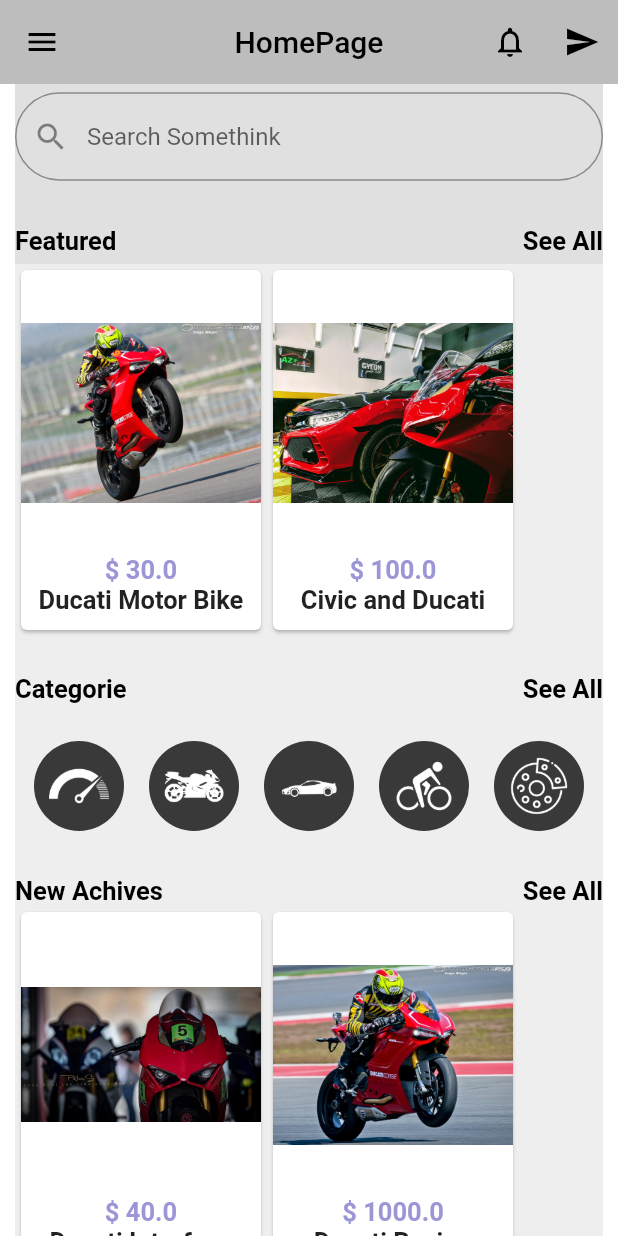
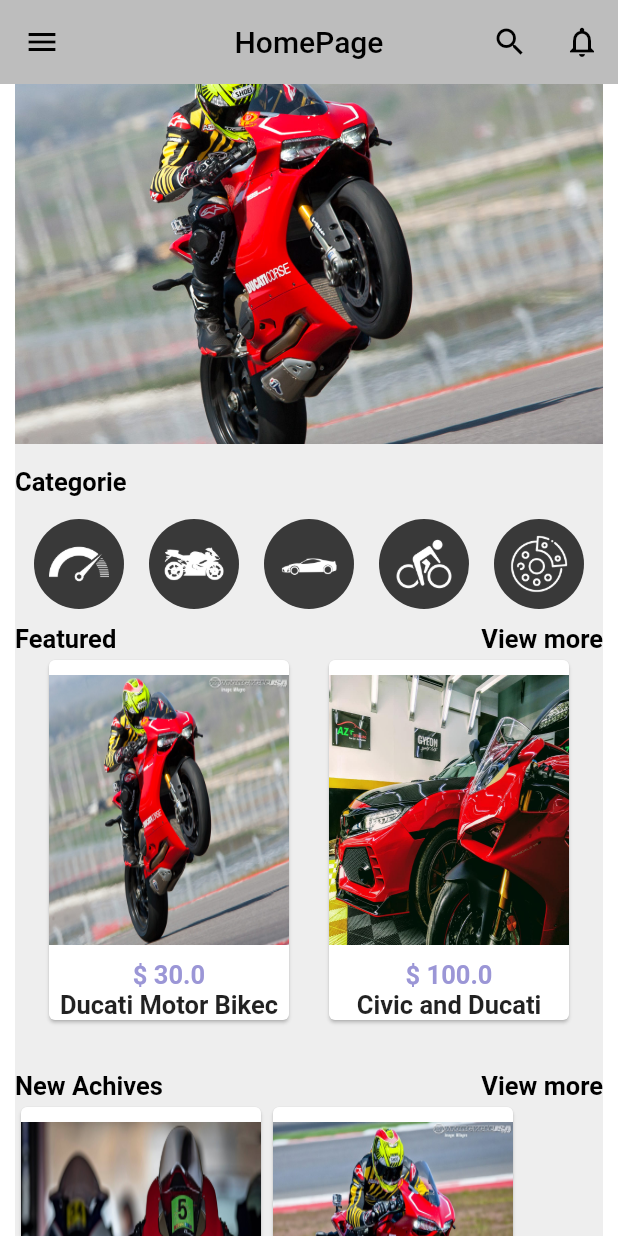
Before and after one commit to TNNam1408/E_Commerce_Flutter, a Flutter app: the screen it shows after launch, on a phone screen of 412 x 824 dp. Run offline on Flutter 3.47's test engine with Material 2 defaults, Android fonts, the phone set to English and light mode, and no system bars; drawn by our look-alikes of carousel_pro; our stand-ins replace firebase_auth; accounts and stored records are empty.

Commit message:
tramcamvc 27/07/2021

```diff
--- a/lib/main.dart
+++ b/lib/main.dart
@@ -1,4 +1,5 @@
 import 'package:e_commerce/screens/homepage.dart';
+import 'package:e_commerce/screens/listproduct.dart';
 import 'package:e_commerce/screens/login.dart';
 import 'package:e_commerce/screens/signup.dart';
 import 'package:flutter/material.dart';
--- a/lib/screens/homepage.dart
+++ b/lib/screens/homepage.dart
@@ -1,33 +1,12 @@
+import 'package:e_commerce/screens/listproduct.dart';
+import 'package:e_commerce/widgets/singleproduct.dart';
 import 'package:flutter/cupertino.dart';
 import 'package:flutter/material.dart';
 import 'package:flutter/services.dart';
+import 'package:carousel_pro/carousel_pro.dart';
 
 class HomePage extends StatelessWidget {
-
-  Widget _buildFeaturedProduct({String name, double price, String image}){
-    return Card(
-      child: Container(
-        height: 240,
-        width: 160,
-        //color: Colors.grey[200],
-        child: Column(
-          children: [
-            Container(
-              height: 190,
-              width: 160,
-              decoration: BoxDecoration(
-                image: DecorationImage(image: AssetImage("images/$image")),
-              ),
-            ),
-            Text("\$ $price",style: TextStyle(fontWeight: FontWeight.bold, fontSize: 17, color: Color(0xff9b96d6)),),
-            Text(name,style: TextStyle(fontSize: 17, fontWeight: FontWeight.bold,),)
-          ],
-        ),
-      ),
-    );
-  }
-
-  Widget _buildCategoryProduct({String image, int color}){
+  Widget _buildCategoryProduct({String image, int color}) {
     return CircleAvatar(
       maxRadius: 34,
       backgroundColor: Color(color),
@@ -42,7 +21,8 @@ class HomePage extends StatelessWidget {
     );
   }
 
-  Widget _buildButhFeaOrNewProduct(){
+////////////
+  Widget _buildButhFeaOrNewProduct() {
     return Column(
       children: [
         Container(
@@ -53,8 +33,18 @@ class HomePage extends StatelessWidget {
               Row(
                 mainAxisAlignment: MainAxisAlignment.spaceBetween,
                 children: [
-                  Text("Featured",style: TextStyle(fontSize: 17, color: Colors.black, fontWeight: FontWeight.bold),),
-                  Text("See All",style: TextStyle(fontSize: 17, color: Colors.black, fontWeight: FontWeight.bold)),
+                  Text(
+                    "Featured",
+                    style: TextStyle(
+                        fontSize: 17,
+                        color: Colors.black,
+                        fontWeight: FontWeight.bold),
+                  ),
+                  Text("See All",
+                      style: TextStyle(
+                          fontSize: 17,
+                          color: Colors.black,
+                          fontWeight: FontWeight.bold)),
                 ],
               ),
             ],
@@ -70,17 +60,16 @@ class HomePage extends StatelessWidget {
                 Row(
                   mainAxisAlignment: MainAxisAlignment.spaceEvenly,
                   children: [
-
-                    _buildFeaturedProduct(
+                    SingleProduct(
+                      name: "Ducati Motor Bikec",
+                      price: 30.0,
                       image: "sx1.jpg",
-                      price: 30.0,
-                      name: "Ducati Motor Bike",
                     ),
-                    _buildFeaturedProduct(
+                    SingleProduct(
+                      name: "Civic and Ducati",
+                      price: 100.0,
                       image: "sx3.jpg",
-                      price: 100.0,
-                      name: "Civic and Ducati",
-                    )
+                    ),
                   ],
                 ),
               ],
@@ -90,6 +79,7 @@ class HomePage extends StatelessWidget {
       ],
     );
   }
+
   final GlobalKey<ScaffoldState> _scaffoldKey = GlobalKey<ScaffoldState>();
   @override
   Widget build(BuildContext context) {
@@ -97,18 +87,27 @@ class HomePage extends StatelessWidget {
       key: _scaffoldKey,
       drawer: Drawer(),
       appBar: AppBar(
-        title: Text("HomePage",
-          style: TextStyle(color: Colors.black),),
-        centerTitle:  true,
-        elevation:  0.0,
+        title: Text(
+          "HomePage",
+          style: TextStyle(color: Colors.black),
+        ),
+        centerTitle: true,
+        elevation: 0.0,
         backgroundColor: Colors.grey[400],
-        leading: IconButton(onPressed: (){
+        leading: IconButton(
+            onPressed: () {
               _scaffoldKey.currentState.openDrawer();
             },
-            icon: Icon(Icons.menu, color: Colors.black,)),
+            icon: Icon(
+              Icons.menu,
+              color: Colors.black,
+            )),
         actions: [
-          IconButton(onPressed: (){}, icon: Icon(Icons.notifications_none,color: Colors.black)),
-          IconButton(onPressed: (){}, icon: Icon(Icons.send,color: Colors.black)),
+          IconButton(
+              onPressed: () {}, icon: Icon(Icons.search, color: Colors.black)),
+          IconButton(
+              onPressed: () {},
+              icon: Icon(Icons.notifications_none, color: Colors.black)),
         ],
       ),
       body: Container(
@@ -121,77 +120,49 @@ class HomePage extends StatelessWidget {
             Column(
               children: [
                 //Container search and feature and see all
-                Container(
-                  height: 120,
-                  width: double.infinity,
-                  color: Colors.grey[300],
-                  child: Column(
-                    mainAxisAlignment: MainAxisAlignment.center,
-                    children: [
-                      TextFormField(
-                        decoration: InputDecoration(
-                          hintText: "Search Somethink",
-                          prefixIcon: Icon(Icons.search),
-                          border: OutlineInputBorder(
-                            borderRadius: BorderRadius.circular(30),
-                          ),
-                        ),
-                      ),
-                      Container(
-                        height: 50,
-                        child: Column(
-                          mainAxisAlignment: MainAxisAlignment.end,
-                          children: [
-                            Row(
-                              mainAxisAlignment: MainAxisAlignment.spaceBetween,
-                              children: [
-                                Text("Featured",style: TextStyle(fontSize: 17, color: Colors.black, fontWeight: FontWeight.bold),),
-                                Text("See All",style: TextStyle(fontSize: 17, color: Colors.black, fontWeight: FontWeight.bold)),
-                              ],
-                            ),
-                          ],
-                        ),
-                      ),
-                      ////////////////
-                    ],
-                  ),
-                ),
+                // Container(
+                //   height: 120,
+                //   width: double.infinity,
+                //   color: Colors.grey[300],
+                //   child: Column(
+                //     mainAxisAlignment: MainAxisAlignment.center,
+                //     children: [
+                //     ],
+                //   ),
+                // ),
 
                 //View moto and car
-                Row(
+                Column(
                   children: [
                     Column(
                       crossAxisAlignment: CrossAxisAlignment.start,
                       children: [
-                        Row(
-                          mainAxisAlignment: MainAxisAlignment.spaceEvenly,
-                          children: [
-
-                            _buildFeaturedProduct(
-                              image: "sx1.jpg",
-                              price: 30.0,
-                              name: "Ducati Motor Bike",
-                            ),
-                            _buildFeaturedProduct(
-                              image: "sx3.jpg",
-                              price: 100.0,
-                              name: "Civic and Ducati",
-                            )
+                        Container(
+                          height: 240,
+                          child: Carousel(
+                            autoplay: true,
+                            showIndicator: false,
+                            images: [
+                              AssetImage("images/sx1.jpg"),
+                              AssetImage("images/sx3.jpg"),
+                              AssetImage("images/sx4.jpg"),
+                              AssetImage("images/sx5.jpg"),
+                              AssetImage("images/sx6.jpg"),
+                              AssetImage("images/sx7.jpg"),
                             ],
                           ),
-                      ],
                         ),
-                  ],
-                ),
-
                         //Categorie
                         Container(
-                  height: 70,
+                          height: 50,
                           child: Row(
                             mainAxisAlignment: MainAxisAlignment.spaceBetween,
                             children: [
-                      Text("Categorie",style: TextStyle(fontSize: 17, color: Colors.black, fontWeight: FontWeight.bold)),
-                      Text("See All",style: TextStyle(fontSize: 17, color: Colors.black, fontWeight: FontWeight.bold)),
+                              Text("Categorie",
+                                  style: TextStyle(
+                                      fontSize: 17,
+                                      color: Colors.black,
+                                      fontWeight: FontWeight.bold)),
                             ],
                           ),
                         ),
@@ -202,13 +173,67 @@ class HomePage extends StatelessWidget {
                           child: Row(
                             mainAxisAlignment: MainAxisAlignment.spaceEvenly,
                             children: [
-                      _buildCategoryProduct(image: "moto.png",color: 0xFF393939),
-                      _buildCategoryProduct(image:"motor.png", color: 0xFF393939),
-                      _buildCategoryProduct(image:"oto.png", color: 0xFF393939),
-                      _buildCategoryProduct(image:"bicycle.png", color: 0xFF393939),
-                      _buildCategoryProduct(image:"set.png", color: 0xFF393939),
+                              _buildCategoryProduct(
+                                  image: "moto.png", color: 0xFF393939),
+                              _buildCategoryProduct(
+                                  image: "motor.png", color: 0xFF393939),
+                              _buildCategoryProduct(
+                                  image: "oto.png", color: 0xFF393939),
+                              _buildCategoryProduct(
+                                  image: "bicycle.png", color: 0xFF393939),
+                              _buildCategoryProduct(
+                                  image: "set.png", color: 0xFF393939),
                             ],
                           ),
+                        ),
+
+                        SizedBox(
+                          height: 10,
+                        ),
+                        Row(
+                          mainAxisAlignment: MainAxisAlignment.spaceBetween,
+                          children: [
+                            Text(
+                              "Featured",
+                              style: TextStyle(
+                                  fontSize: 17,
+                                  color: Colors.black,
+                                  fontWeight: FontWeight.bold),
+                            ),
+                            GestureDetector(
+                              onTap: () {
+                                Navigator.of(context).pushReplacement(
+                                    MaterialPageRoute(
+                                        builder: (ctx) => ListProduct(
+                                          name: "Featured",
+                                        )));
+                              },
+                              child: Text("View more",
+                                  style: TextStyle(
+                                      fontSize: 17,
+                                      color: Colors.black,
+                                      fontWeight: FontWeight.bold)),
+                            ),
+                          ],
+                        ),
+                        Row(
+                          mainAxisAlignment: MainAxisAlignment.spaceEvenly,
+                          children: [
+                            SingleProduct(
+                              name: "Ducati Motor Bikec",
+                              price: 30.0,
+                              image: "sx1.jpg",
+                            ),
+                            SingleProduct(
+                              name: "Civic and Ducati",
+                              price: 100.0,
+                              image: "sx3.jpg",
+                            ),
+                          ],
+                        ),
+                      ],
+                    ),
+                  ],
                 ),
 
                 Container(
@@ -219,8 +244,27 @@ class HomePage extends StatelessWidget {
                       Row(
                         mainAxisAlignment: MainAxisAlignment.spaceBetween,
                         children: [
-                          Text("New Achives",style: TextStyle(fontSize: 17, color: Colors.black, fontWeight: FontWeight.bold),),
-                          Text("See All",style: TextStyle(fontSize: 17, color: Colors.black, fontWeight: FontWeight.bold)),
+                          Text(
+                            "New Achives",
+                            style: TextStyle(
+                                fontSize: 17,
+                                color: Colors.black,
+                                fontWeight: FontWeight.bold),
+                          ),
+                          GestureDetector(
+                            onTap: () {
+                              Navigator.of(context).pushReplacement(
+                                  MaterialPageRoute(
+                                      builder: (ctx) => ListProduct(
+                                        name: "New Achives",
+                                      )));
+                            },
+                            child: Text("View more",
+                                style: TextStyle(
+                                    fontSize: 17,
+                                    color: Colors.black,
+                                    fontWeight: FontWeight.bold)),
+                          ),
                         ],
                       ),
                     ],
@@ -235,17 +279,16 @@ class HomePage extends StatelessWidget {
                         Row(
                           mainAxisAlignment: MainAxisAlignment.spaceEvenly,
                           children: [
-
-                            _buildFeaturedProduct(
+                            SingleProduct(
+                              name: "Ducati Interface",
+                              price: 40.0,
                               image: "sx4.jpg",
-                              price: 40.0,
-                              name: "Ducati Interface",
                             ),
-                            _buildFeaturedProduct(
+                            SingleProduct(
+                              name: "Ducati Racing",
+                              price: 1000.0,
                               image: "sx5.jpg",
-                              price: 1000.0,
-                              name: "Ducati Racing",
-                            )
+                            ),
                           ],
                         ),
                       ],
--- /dev/null
+++ b/lib/widgets/singleproduct.dart
@@ -0,0 +1,38 @@
+import 'package:flutter/material.dart';
+class SingleProduct extends StatelessWidget {
+  final String image;
+  final double price;
+  final String name;
+
+
+  SingleProduct({this.image, this.price, this.name});
+
+  @override
+  Widget build(BuildContext context) {
+    return Card(
+      child: Container(
+        height: 240,
+        width: 160,
+        //color: Colors.grey[200],
+        child: Column(
+          children: [
+            Container(
+              padding: EdgeInsets.symmetric(vertical: 10),
+              child: Container(
+                height: 180,
+                width: 160,
+                decoration: BoxDecoration(
+                  image: DecorationImage(
+                      fit:BoxFit.fill,
+                      image: AssetImage("images/$image")),
+                ),
+              ),
+            ),
+            Text("\$ ${price.toString()}",style: TextStyle(fontWeight: FontWeight.bold, fontSize: 17, color: Color(0xff9b96d6)),),
+            Text(name,style: TextStyle(fontSize: 17, fontWeight: FontWeight.bold,),)
+          ],
+        ),
+      ),
+    );
+  }
+}
--- a/pubspec.yaml
+++ b/pubspec.yaml
@@ -30,6 +30,7 @@ dependencies:
   cupertino_icons: ^1.0.2
   firebase_auth: ^0.16.1
   cloud_firestore: ^0.13.7
+  carousel_pro: ^1.0.0
 
 dev_dependencies:
   flutter_test:
```
Also changed, not shown: lib/screens/listproduct.dart (added, +138 -0 lines), images/191731512_866986814225555_5721734132852150531_n.jpg (added), pubspec.lock. Lines whose indentation alone changed are shown as unchanged.
